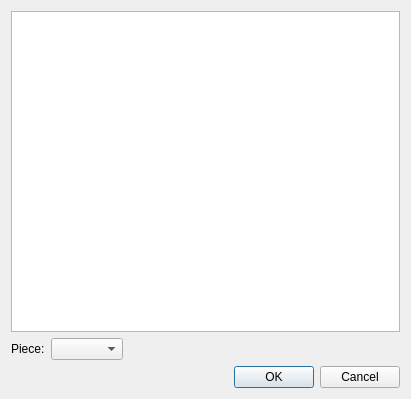
This is src/libs/vtools/dialogs/tools/piece/dialoginsertnode.ui in dismine/valentina as Qt 5 draws it before an edit. The edited form follows.
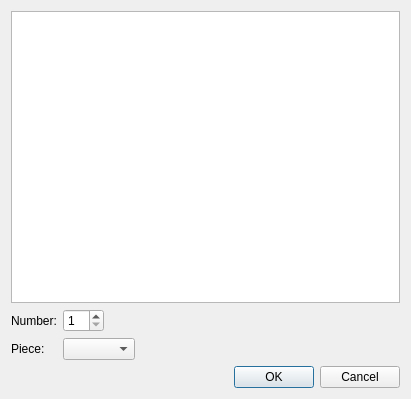
This is the edited form. Icons and pictures are not drawn.

Commit message: Allow insertion of multiple nodes by setting their number. Closes #88. Ref #80

Patch:
```diff
--- a/src/libs/vtools/dialogs/tools/piece/dialoginsertnode.ui
+++ b/src/libs/vtools/dialogs/tools/piece/dialoginsertnode.ui
@@ -26,16 +26,33 @@
      <property name="fieldGrowthPolicy">
       <enum>QFormLayout::ExpandingFieldsGrow</enum>
      </property>
-     <item row="0" column="0">
+     <item row="1" column="0">
       <widget class="QLabel" name="labelPiece">
        <property name="text">
         <string>Piece:</string>
        </property>
       </widget>
      </item>
-     <item row="0" column="1">
+     <item row="1" column="1">
       <widget class="QComboBox" name="comboBoxPiece"/>
      </item>
+     <item row="0" column="0">
+      <widget class="QLabel" name="labelNumber">
+       <property name="text">
+        <string>Number:</string>
+       </property>
+      </widget>
+     </item>
+     <item row="0" column="1">
+      <widget class="QSpinBox" name="spinBoxNodeNumber">
+       <property name="minimum">
+        <number>1</number>
+       </property>
+       <property name="maximum">
+        <number>50</number>
+       </property>
+      </widget>
+     </item>
     </layout>
    </item>
    <item>
```
The commit also changes 3 other files.
